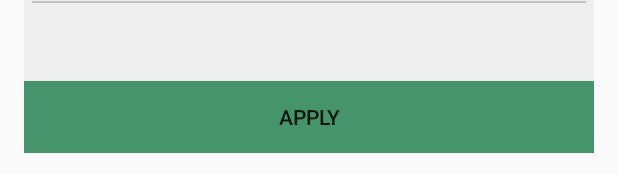
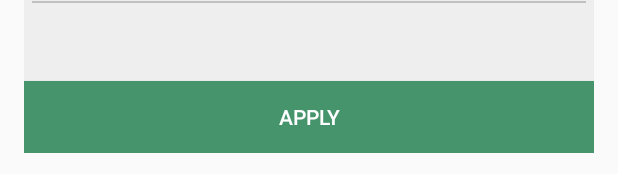
Before and after one commit to Yoshichiban/BCHMobile, an Android app: the layout activity_job.xml on its own in the app's theme, with its tools: preview values and no code run, on a phone screen of 412 x 824 dp. Shown: the part 1059-1233 px from the top of the screen. Run offline under Robolectric (Android 15) with nearby library versions, the phone set to English and light mode, and no system bars.

Commit message:
Changed app text color to black, and job apply button text to white

```diff
--- a/app/src/main/res/layout/activity_job.xml
+++ b/app/src/main/res/layout/activity_job.xml
@@ -211,5 +211,6 @@
         android:layout_alignParentEnd="true"
         android:layout_alignParentStart="true"
         android:background="@color/colorAccent"
-        android:layout_alignParentBottom="true" />
+        android:layout_alignParentBottom="true"
+        android:textColor="#FFF" />
 </RelativeLayout>
--- a/app/src/main/res/values/styles.xml
+++ b/app/src/main/res/values/styles.xml
@@ -6,6 +6,7 @@
         <item name="colorPrimary">@color/colorPrimary</item>
         <item name="colorPrimaryDark">@color/colorPrimaryDark</item>
         <item name="colorAccent">@color/colorAccent</item>
+        <item name="android:textColor">#000</item>
         <item name="android:icon">@drawable/bchmobilelogo</item>
     </style>
 
```
